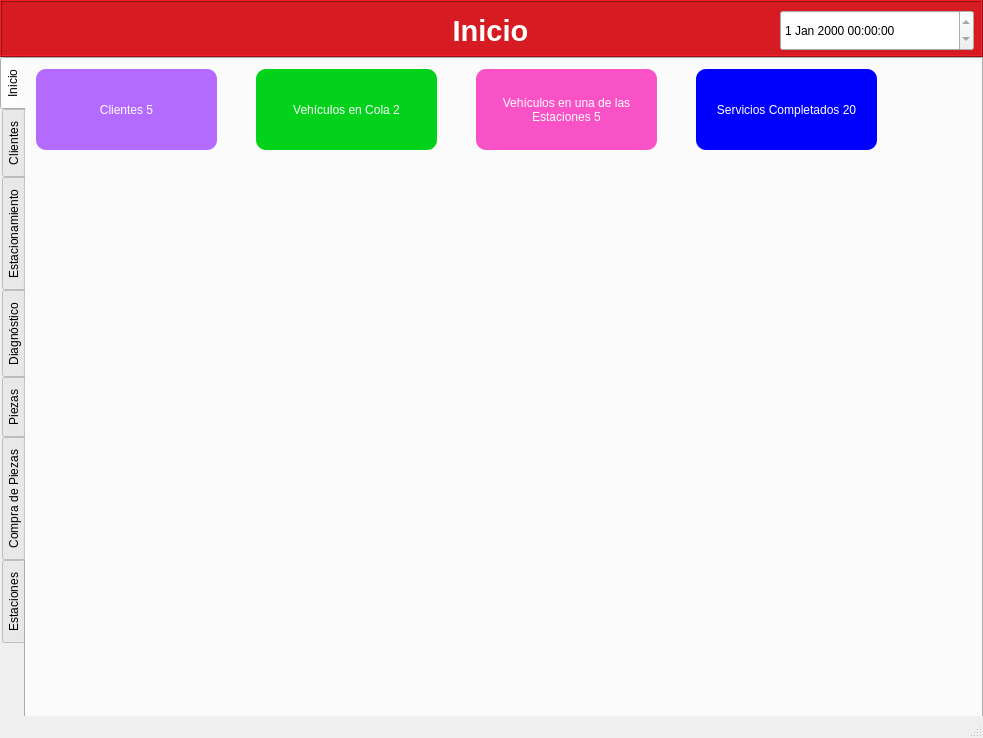
Qt form src/taller/taller.ui (gabrielmj23/taller-mecanico-so) before a commit.
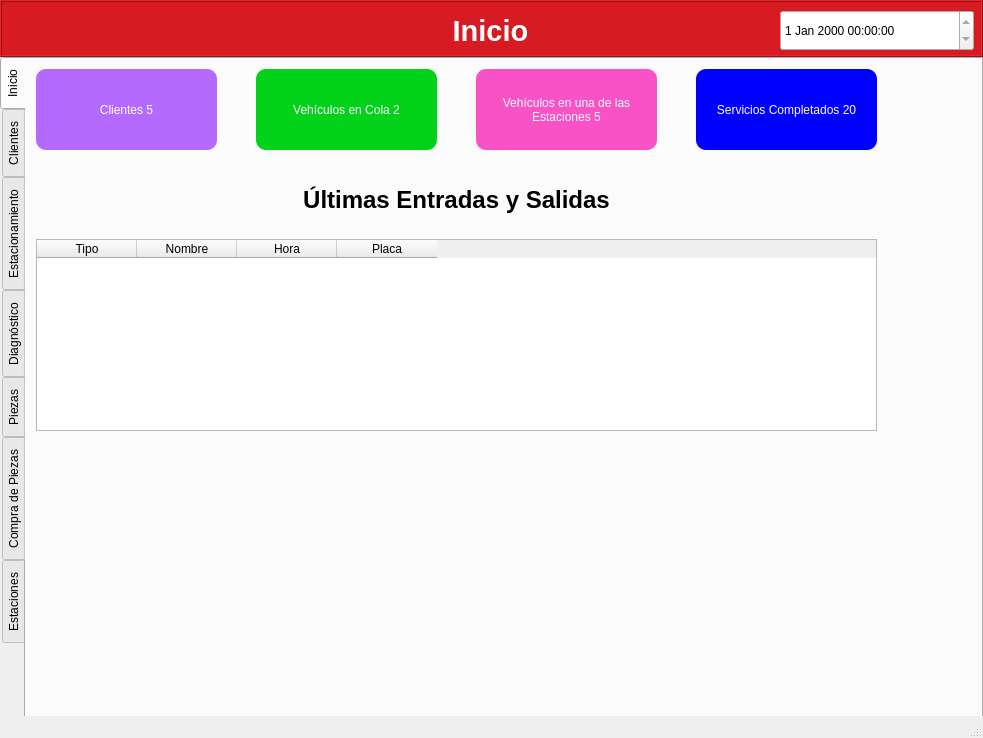
The same form after that commit. The open tabs and pages were chosen to show the change.

Commit message: tabla ClienteVehiculo

```diff
--- a/src/taller/taller.ui
+++ b/src/taller/taller.ui
@@ -221,6 +221,64 @@
        <bool>true</bool>
       </property>
      </widget>
+     <widget class="QTableWidget" name="tablaClienteVehiculo">
+      <property name="geometry">
+       <rect>
+        <x>10</x>
+        <y>180</y>
+        <width>841</width>
+        <height>192</height>
+       </rect>
+      </property>
+      <column>
+       <property name="text">
+        <string>Tipo</string>
+       </property>
+      </column>
+      <column>
+       <property name="text">
+        <string>Nombre</string>
+       </property>
+      </column>
+      <column>
+       <property name="text">
+        <string>Hora</string>
+       </property>
+      </column>
+      <column>
+       <property name="text">
+        <string>Placa</string>
+       </property>
+      </column>
+     </widget>
+     <widget class="QLabel" name="label_8">
+      <property name="geometry">
+       <rect>
+        <x>10</x>
+        <y>120</y>
+        <width>841</width>
+        <height>41</height>
+       </rect>
+      </property>
+      <property name="font">
+       <font>
+        <pointsize>18</pointsize>
+        <bold>true</bold>
+       </font>
+      </property>
+      <property name="styleSheet">
+       <string notr="true"/>
+      </property>
+      <property name="locale">
+       <locale language="Spanish" country="Venezuela"/>
+      </property>
+      <property name="text">
+       <string>Últimas Entradas y Salidas</string>
+      </property>
+      <property name="alignment">
+       <set>Qt::AlignCenter</set>
+      </property>
+     </widget>
     </widget>
     <widget class="QWidget" name="tab_2">
      <attribute name="title">
```
Left out of the diff: 2 changed lines with no effect on the pictures. The commit also changes 7 other files.
